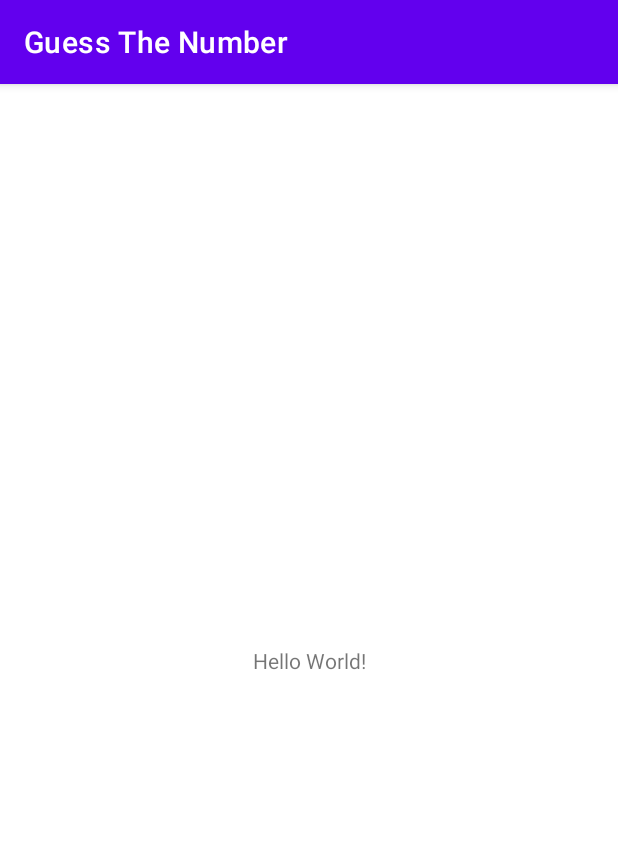
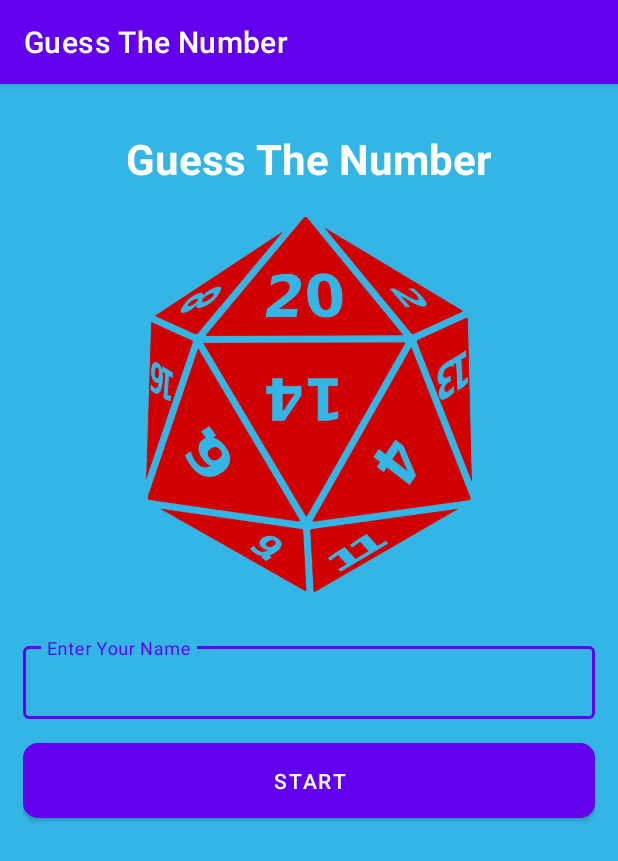
Before and after one commit to mspusta78/Guess-The-Number-Android, an Android app: the screen it shows after launch (MainActivity), on a phone screen of 412 x 824 dp. Shown: the top 861 px of the screen. Run offline under Robolectric (Android 15) with nearby library versions, the phone set to English and light mode, and no system bars.

Commit message:
splash ui added

```diff
--- /dev/null
+++ b/app/src/main/res/drawable/ic_star.xml
@@ -0,0 +1,10 @@
+<vector xmlns:android="http://schemas.android.com/apk/res/android"
+    android:width="24dp"
+    android:height="24dp"
+    android:viewportWidth="24"
+    android:viewportHeight="24"
+    android:tint="?attr/colorControlNormal">
+  <path
+      android:fillColor="@android:color/white"
+      android:pathData="M12,17.27L18.18,21l-1.64,-7.03L22,9.24l-7.19,-0.61L12,2 9.19,8.63 2,9.24l5.46,4.73L5.82,21z"/>
+</vector>
--- a/app/src/main/res/layout/activity_main.xml
+++ b/app/src/main/res/layout/activity_main.xml
@@ -1,18 +1,70 @@
 <?xml version="1.0" encoding="utf-8"?>
-<androidx.constraintlayout.widget.ConstraintLayout xmlns:android="http://schemas.android.com/apk/res/android"
+<LinearLayout xmlns:android="http://schemas.android.com/apk/res/android"
     xmlns:app="http://schemas.android.com/apk/res-auto"
     xmlns:tools="http://schemas.android.com/tools"
     android:layout_width="match_parent"
     android:layout_height="match_parent"
+    android:background="@android:color/holo_blue_light"
+    android:orientation="vertical"
     tools:context=".MainActivity">
 
-    <TextView
-        android:layout_width="wrap_content"
+    <LinearLayout
+        android:layout_width="match_parent"
         android:layout_height="wrap_content"
-        android:text="Hello World!"
-        app:layout_constraintBottom_toBottomOf="parent"
-        app:layout_constraintLeft_toLeftOf="parent"
-        app:layout_constraintRight_toRightOf="parent"
-        app:layout_constraintTop_toTopOf="parent" />
+        android:layout_margin="15dp"
+        android:orientation="vertical">
 
-</androidx.constraintlayout.widget.ConstraintLayout>
+        <TextView
+            android:layout_width="wrap_content"
+            android:layout_height="wrap_content"
+            android:layout_marginTop="15dp"
+            android:layout_gravity="center"
+            android:textStyle="bold"
+            android:textColor="@color/white"
+            android:textSize="28dp"
+            android:text="Guess The Number"/>
+
+        <ImageView
+            android:layout_width="match_parent"
+            android:layout_height="250dp"
+            android:layout_marginTop="20dp"
+            android:src="@drawable/dice" />
+
+    </LinearLayout>
+
+    <LinearLayout
+        android:layout_width="match_parent"
+        android:layout_height="wrap_content"
+        android:layout_margin="15dp"
+        android:orientation="vertical">
+
+        <com.google.android.material.textfield.TextInputLayout
+            android:id="@+id/nameInputLayout"
+            style="@style/Widget.MaterialComponents.TextInputLayout.OutlinedBox.Dense"
+            android:layout_width="match_parent"
+            android:layout_height="wrap_content"
+            android:hint="Enter Your Name"
+            android:inputType="textPersonName"
+            android:textColorHint="@color/white"
+            android:textSize="18sp">
+
+            <com.google.android.material.textfield.TextInputEditText
+                android:id="@+id/nameEditText"
+                android:layout_width="match_parent"
+                android:layout_height="wrap_content"
+                android:inputType="textPersonName"
+                android:textColor="@color/white" />
+
+        </com.google.android.material.textfield.TextInputLayout>
+
+        <com.google.android.material.button.MaterialButton
+            android:layout_width="match_parent"
+            android:layout_height="wrap_content"
+            app:cornerRadius="10dp"
+            android:layout_marginTop="10dp"
+            android:padding="15dp"
+            android:text="Start"/>
+
+    </LinearLayout>
+
+</LinearLayout>
```
Also changed, not shown: app/src/main/res/drawable/dice.webp (added), app/src/main/res/drawable/numbers.webp (added).
